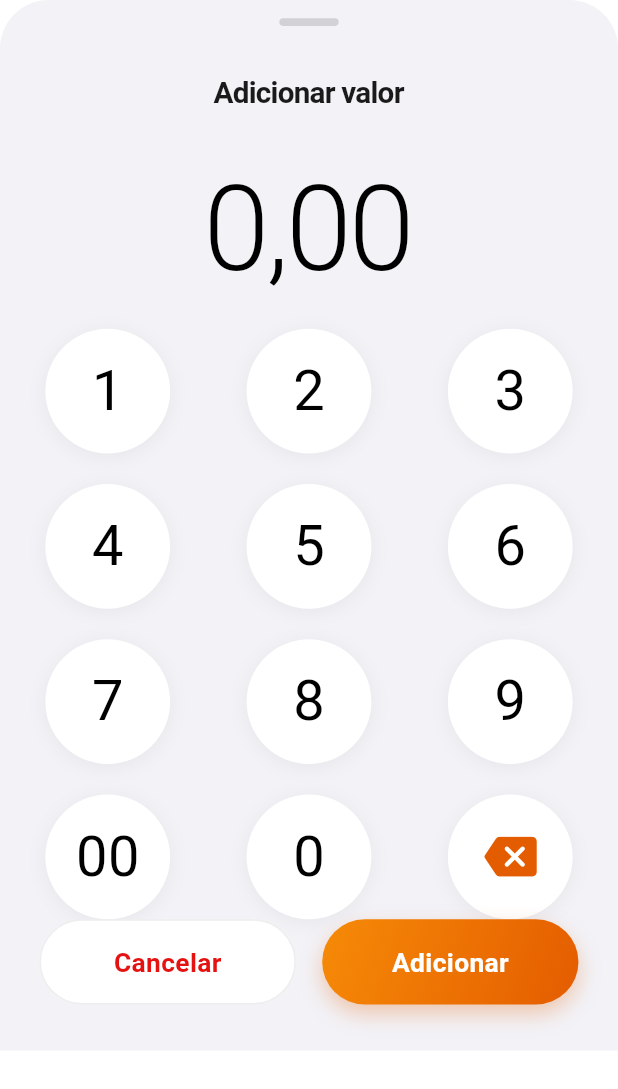
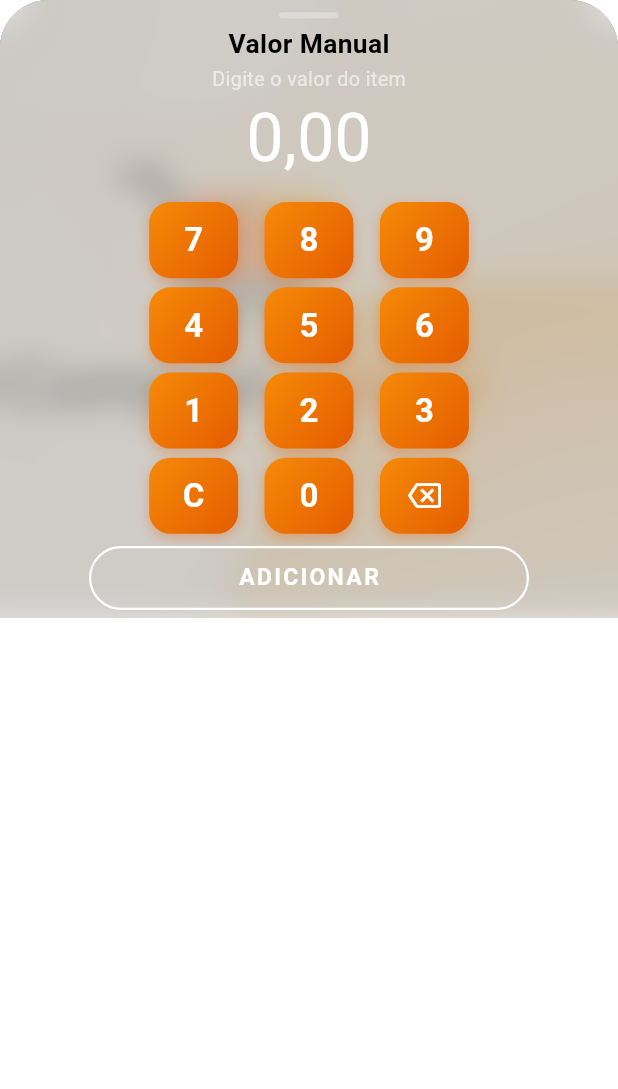
Before and after one commit to Devisraelmonteiro/Comprei-Somei-ia, a Flutter app: the ManualValueSheet widget shown alone on an empty page, opened directly with empty values, on a phone screen of 412 x 824 dp. Shown: the top 1089 px of the screen. Run offline on Flutter 3.47's test engine with Material 3 defaults, Android fonts, the light colour scheme and no system bars; our stand-ins replace camera, fl_chart, flutter_animate, flutter_local_notifications, flutter_screenutil, go_router and 7 more; missing offline and left inert: google_mlkit_text_recognition; accounts and stored records are empty.

Commit message:
manuel e mult ok

```diff
--- a/lib/modules/home/widgets/manual_value_sheet.dart
+++ b/lib/modules/home/widgets/manual_value_sheet.dart
@@ -1,4 +1,6 @@
+import 'dart:ui';
 import 'package:flutter/material.dart';
+import 'package:flutter/services.dart'; // Import para Haptics
 import 'package:flutter_screenutil/flutter_screenutil.dart';
 import 'package:intl/intl.dart';
 import '../home_controller.dart';
@@ -16,12 +18,12 @@
   String _currentValue = "0,00";
 
   double get _numericValue {
-    // Remove formatting characters (thousands separator dots) and replace decimal comma
     String clean = _currentValue.replaceAll('.', '').replaceAll(',', '.');
     return double.tryParse(clean) ?? 0.0;
   }
 
   void _onKeyPress(String key) {
+    HapticFeedback.lightImpact(); // Feedback tátil premium
     setState(() {
       if (key == 'backspace') {
         _removeDigit();
@@ -37,7 +39,7 @@
   int _rawValue = 0;
 
   void _addDigit(int digit) {
-    if (_rawValue.toString().length >= 9) return; // Limit length
+    if (_rawValue.toString().length >= 9) return;
     setState(() {
       _rawValue = _rawValue * 10 + digit;
       _updateDisplay(_rawValue);
@@ -45,7 +47,7 @@
   }
 
   void _addDoubleZero() {
-    if (_rawValue.toString().length >= 8) return; // Ensure space for 2 zeros
+    if (_rawValue.toString().length >= 8) return;
     setState(() {
       _rawValue = _rawValue * 100;
       _updateDisplay(_rawValue);
@@ -67,143 +69,243 @@
 
   @override
   Widget build(BuildContext context) {
-    return Container(
-      height: 0.85.sh, // Mais alto para dar ar de "Apple Design"
-      padding: EdgeInsets.fromLTRB(24.w, 12.h, 24.w, 34.h),
-      decoration: BoxDecoration(
-        color: const Color(0xFFF2F2F7),
+    return ClipRRect(
       borderRadius: BorderRadius.only(
         topLeft: Radius.circular(32.r),
         topRight: Radius.circular(32.r),
       ),
+      child: Container(
+        height: 0.5.sh, // Metade da tela
+        decoration: const BoxDecoration(
+          color: Colors.black, // Fundo preto igual Login/Profile
         ),
+        child: Stack(
+          children: [
+            // 1. BACKGROUND IMAGE (Igual Login)
+            Positioned.fill(
+              child: Opacity(
+                opacity: 0.9,
+                child: Image.asset(
+                  'assets/images/fundo9.png',
+                  fit: BoxFit.cover,
+                ),
+              ),
+            ),
+
+            // 2. LOGO GIGANTE DE FUNDO (Igual Login)
+            Positioned(
+              left: -80.w,
+              top: -50.h,
+              width: 500.w,
+              height: 500.h,
+              child: Opacity(
+                opacity: 0.3,
+                child: Image.asset(
+                  'assets/images/logo.png',
+                  fit: BoxFit.contain,
+                  alignment: Alignment.topLeft,
+                ),
+              ),
+            ),
+
+            // 3. CAMADA DE VIDRO (Blur Original)
+            Positioned.fill(
+              child: BackdropFilter(
+                filter: ImageFilter.blur(sigmaX: 10, sigmaY: 10),
+                child: Container(
+                  color: Colors.black.withOpacity(0.1), // Tintura escura original
+                ),
+              ),
+            ),
+
+            // 4. CONTEÚDO (Calculadora)
+            Padding(
+              padding: EdgeInsets.fromLTRB(24.w, 8.h, 24.w, 12.h), // Padding reduzido
               child: Column(
                 children: [
-          // Handle bar
+                  // Handle bar (White for contrast)
                   Center(
                     child: Container(
                       width: 36.w,
-              height: 5.h,
+                      height: 4.h,
                       decoration: BoxDecoration(
-                color: const Color(0xFFD1D1D6), // iOS Handle color
-                borderRadius: BorderRadius.circular(2.5.r),
+                        color: Colors.white.withOpacity(0.3),
+                        borderRadius: BorderRadius.circular(2.r),
                       ),
                     ),
                   ),
-          SizedBox(height: 30.h),
 
-          // Title
+                  SizedBox(height: 4.h), // Reduzido de 8.h
+
+                  // Header (Título e Subtítulo)
+                  Column(
+                    children: [
                       Text(
-            "Adicionar valor",
+                        'Valor Manual',
                         style: TextStyle(
-              fontSize: 18.sp,
-              fontWeight: FontWeight.w600,
-              color: const Color(0xFF1A1A1A),
-              letterSpacing: -0.5,
+                          fontSize: 16.sp,
+                          fontWeight: FontWeight.bold,
+                          color: const Color.fromARGB(255, 0, 0, 0),
                         ),
                       ),
+                      SizedBox(height: 2.h),
+                      Text(
+                        'Digite o valor do item',
+                        style: TextStyle(
+                          fontSize: 12.sp,
+                          color: const Color.fromARGB(255, 255, 255, 255).withOpacity(0.6),
+                        ),
+                      ),
+                    ],
+                  ),
 
-          SizedBox(height: 10.h),
+                  SizedBox(height: 8.h), // Reduzido de 12.h
 
-          // Display
+                  // Display Limpo Centralizado
                   Container(
-            width: double.infinity,
-            padding: EdgeInsets.symmetric(vertical: 10.h),
                     alignment: Alignment.center,
+                    padding: EdgeInsets.symmetric(horizontal: 16.w),
                     child: FittedBox(
                       fit: BoxFit.scaleDown,
                       child: Text(
                         _currentValue,
                         style: TextStyle(
-                  fontSize: 72.sp, // Muito maior, estilo Calculadora iOS
-                  fontWeight: FontWeight.w300, // Mais fino (Light)
-                  color: const Color(0xFF000000),
-                  letterSpacing: -2.0,
+                          fontSize: 40.sp,
+                          fontWeight: FontWeight.w400,
+                          color: Colors.white,
+                          height: 1.0,
                         ),
                       ),
                     ),
                   ),
 
-          Spacer(), // Empurra o teclado para baixo
+                  SizedBox(height: 20.h), // Margem fixa entre Display e Teclas
 
-          // Keypad
-          SizedBox(
-            width: 320.w, // Largura controlada para centralizar bem os botões
+                  // Teclado Limpo (Texto Branco)
+                  Padding(
+                    padding: EdgeInsets.zero,
                     child: Column(
-              mainAxisAlignment: MainAxisAlignment.center,
                       children: [
+                        _buildKeyRow(['7', '8', '9']),
+                        SizedBox(height: 6.h), // Reduzido de 8.h
+                        _buildKeyRow(['4', '5', '6']),
+                        SizedBox(height: 6.h), // Reduzido de 8.h
                         _buildKeyRow(['1', '2', '3']),
-                SizedBox(height: 20.h),
-                _buildKeyRow(['4', '5', '6']),
-                SizedBox(height: 20.h),
-                _buildKeyRow(['7', '8', '9']),
-                SizedBox(height: 20.h),
-                _buildKeyRow(['00', '0', 'backspace']),
+                        SizedBox(height: 6.h), // Reduzido de 8.h
+                        _buildKeyRow(['C', '0', 'backspace']),
                       ],
                     ),
                   ),
 
-          Spacer(),
+                  SizedBox(height: 8.h), // Reduzido de 12.h
 
-          // Action Buttons
-          Row(
-            children: [
-              Expanded(
-                child: _buildCancelButton(context),
+                  // Botão Principal de Ação (Outline Style)
+          GestureDetector(
+            onTap: () {
+              final val = _numericValue;
+              if (val > 0) {
+                HapticFeedback.mediumImpact();
+                widget.controller.addManualValue(val);
+                Navigator.pop(context);
+              }
+            },
+            child: Container(
+              height: 42.h, // Reduzido de 44.h
+              width: double.infinity,
+              margin: EdgeInsets.symmetric(horizontal: 30.w),
+              decoration: BoxDecoration(
+                color: Colors.transparent, // Sem preenchimento
+                borderRadius: BorderRadius.circular(21.r),
+                border: Border.all(
+                  color: Colors.white, // Borda Branca
+                  width: 1.5,
                 ),
-              SizedBox(width: 16.w),
-              Expanded(
-                child: _buildApplyButton(),
+              ),
+              child: Center(
+                child: Text(
+                  "ADICIONAR",
+                  style: TextStyle(
+                    fontSize: 14.sp,
+                    fontWeight: FontWeight.w700,
+                    color: Colors.white, // Texto Branco
+                    letterSpacing: 1.5,
+                  ),
+                ),
+              ),
+            ),
           ),
                 ],
               ),
+            ),
           ],
+        ),
       ),
     );
   }
 
   Widget _buildKeyRow(List<String> keys) {
     return Row(
-      mainAxisAlignment: MainAxisAlignment.spaceBetween, // Espaçamento igual
-      children: keys.map((key) {
-        return _buildKey(key);
-      }).toList(),
+      mainAxisAlignment: MainAxisAlignment.center,
+      children: [
+        _buildKey(keys[0]),
+        SizedBox(width: 16.w),
+        _buildKey(keys[1]),
+        SizedBox(width: 16.w),
+        _buildKey(keys[2]),
+      ],
     );
   }
 
   Widget _buildKey(String key) {
     bool isBackspace = key == 'backspace';
-    double size = 82.r; // Botões maiores estilo iOS
+    bool isClear = key == 'C';
 
-    return GestureDetector(
+    return Container(
+      width: 54.w, // Reduzido de 60.w
+      height: 50.h, // Reduzido de 60.h
+      alignment: Alignment.center,
+      child: Material(
+        color: Colors.transparent,
+        child: InkWell(
           onTap: () {
-        // Feedback tátil leve estilo iOS
-        // HapticFeedback.selectionClick(); // Requereria importar services
+             if (isClear) {
+               HapticFeedback.lightImpact();
+               setState(() {
+                 _rawValue = 0;
+                 _updateDisplay(_rawValue);
+               });
+             } else {
                _onKeyPress(key);
+             }
           },
+          borderRadius: BorderRadius.circular(14.r), // Arredondamento ajustado
           child: Container(
-        width: size,
-        height: size,
+            alignment: Alignment.center,
             decoration: BoxDecoration(
-          color: Colors.white,
-          shape: BoxShape.circle,
+              // Gradiente Laranja (Igual ícones do perfil)
+              gradient: const LinearGradient(
+                colors: [Color(0xFFF68A07), Color(0xFFE45C00)],
+                begin: Alignment.topLeft,
+                end: Alignment.bottomRight,
+              ),
+              borderRadius: BorderRadius.circular(14.r),
               boxShadow: [
                 BoxShadow(
-              color: Colors.black.withOpacity(0.05), // Sombra muito sutil
-              blurRadius: 10,
-              offset: const Offset(0, 2),
+                  color: const Color(0xFFE45C00).withOpacity(0.3),
+                  blurRadius: 6, // Reduzido de 8
+                  offset: const Offset(0, 3), // Reduzido de 4
                 ),
               ],
             ),
-        child: Center(
             child: isBackspace
-              ? Icon(Icons.backspace_rounded, color: const Color(0xFFE45C00), size: 32.sp)
+                ? Icon(Icons.backspace_outlined, color: Colors.white, size: 20.sp)
                 : Text(
                     key,
                     style: TextStyle(
-                    fontSize: 34.sp,
-                    fontWeight: FontWeight.w400, // Regular weight
-                    color: const Color(0xFF000000),
+                      fontSize: 20.sp, // Reduzido de 24.sp
+                      fontWeight: FontWeight.w600, // Bold para contrastar
+                      color: Colors.white,
+                    ),
                   ),
           ),
         ),
@@ -211,67 +313,9 @@
     );
   }
 
-  Widget _buildApplyButton() {
-    return GestureDetector(
-      onTap: () {
-        final val = _numericValue;
-        if (val > 0) {
-          widget.controller.addManualValue(val);
-          Navigator.pop(context);
+  // ... (rest of the file)
+
+
+  // Métodos auxiliares removidos pois integrei diretamente (buildButton e buildCancelButton)
+  // para simplificar o layout full-screen.
 }
-      },
-      child: Container(
-        height: 56.h,
-        decoration: BoxDecoration(
-          gradient: const LinearGradient(
-            colors: [Color(0xFFF68A07), Color(0xFFE45C00)], // User's preferred gradient
-            begin: Alignment.topLeft,
-            end: Alignment.bottomRight,
-          ),
-          borderRadius: BorderRadius.circular(30.r),
-          boxShadow: [
-            BoxShadow(
-              color: const Color(0xFFE45C00).withOpacity(0.3),
-              blurRadius: 12,
-              offset: const Offset(0, 6),
-            ),
-          ],
-        ),
-        child: Center(
-          child: Text(
-            "Adicionar",
-            style: TextStyle(
-              fontSize: 16.sp,
-              fontWeight: FontWeight.bold,
-              color: Colors.white,
-            ),
-          ),
-        ),
-      ),
-    );
-  }
-
-  Widget _buildCancelButton(BuildContext context) {
-    return GestureDetector(
-      onTap: () => Navigator.pop(context),
-      child: Container(
-        height: 56.h,
-        decoration: BoxDecoration(
-          color: Colors.white,
-          borderRadius: BorderRadius.circular(30.r),
-          border: Border.all(color: Colors.grey[200]!),
-        ),
-        child: Center(
-          child: Text(
-            "Cancelar",
-            style: TextStyle(
-              fontSize: 16.sp,
-              fontWeight: FontWeight.w600,
-              color: const Color.fromARGB(255, 229, 18, 18),
-            ),
-          ),
-        ),
-      ),
-    );
-  }
-}
```
Also changed, not shown: lib/modules/home/home_page.dart (+22 -1 lines), lib/modules/home/widgets/multiplier_sheet.dart (added, +362 -0 lines). Lines whose indentation alone changed are shown as unchanged.
